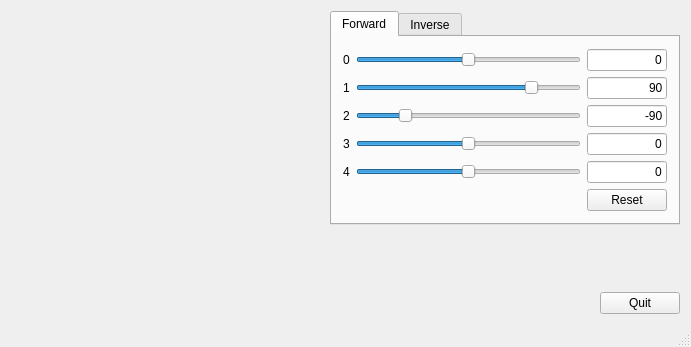
The window that PhantomX-Robot-Arm-Kit/mainwindow.ui (lego8421/PhantomX-Robot-Arm-Kit) describes before a commit, drawn with Qt 5.
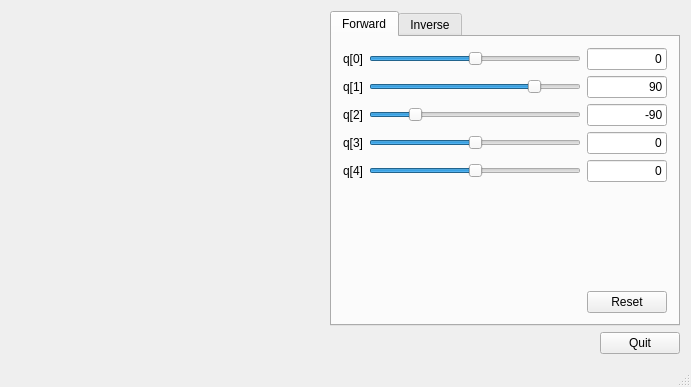
The same window after the commit. Icons and pictures are not drawn. Custom widgets are drawn as their Qt base class.

The edit to the form file:
```diff
--- a/PhantomX-Robot-Arm-Kit/mainwindow.ui
+++ b/PhantomX-Robot-Arm-Kit/mainwindow.ui
@@ -7,7 +7,7 @@
     <x>0</x>
     <y>0</y>
     <width>691</width>
-    <height>347</height>
+    <height>387</height>
    </rect>
   </property>
   <property name="sizePolicy">
@@ -52,23 +52,29 @@
       <property name="sizeConstraint">
        <enum>QLayout::SetMinimumSize</enum>
       </property>
-      <item row="2" column="0">
-       <spacer name="verticalSpacer">
-        <property name="orientation">
-         <enum>Qt::Vertical</enum>
+      <item row="2" column="1">
+       <widget class="QPushButton" name="pushButton_2">
+        <property name="sizePolicy">
+         <sizepolicy hsizetype="Minimum" vsizetype="Fixed">
+          <horstretch>0</horstretch>
+          <verstretch>0</verstretch>
+         </sizepolicy>
         </property>
-        <property name="sizeHint" stdset="0">
+        <property name="maximumSize">
          <size>
-          <width>20</width>
-          <height>40</height>
+          <width>80</width>
+          <height>16777215</height>
          </size>
         </property>
-       </spacer>
+        <property name="text">
+         <string>Quit</string>
+        </property>
+       </widget>
       </item>
       <item row="0" column="0" colspan="2">
        <widget class="QTabWidget" name="tabWidget">
         <property name="sizePolicy">
-         <sizepolicy hsizetype="Fixed" vsizetype="Fixed">
+         <sizepolicy hsizetype="Fixed" vsizetype="Expanding">
           <horstretch>0</horstretch>
           <verstretch>0</verstretch>
          </sizepolicy>
@@ -101,7 +107,7 @@
          <layout class="QVBoxLayout" name="verticalLayout">
           <item>
            <layout class="QGridLayout" name="gridLayout">
-            <item row="5" column="2">
+            <item row="6" column="2">
              <widget class="QPushButton" name="buttonReset">
               <property name="sizePolicy">
                <sizepolicy hsizetype="Minimum" vsizetype="Fixed">
@@ -123,7 +129,7 @@
                </sizepolicy>
               </property>
               <property name="text">
-               <string>3</string>
+               <string>q[3]</string>
               </property>
               <property name="alignment">
                <set>Qt::AlignCenter</set>
@@ -139,7 +145,7 @@
                </sizepolicy>
               </property>
               <property name="text">
-               <string>1</string>
+               <string>q[1]</string>
               </property>
               <property name="alignment">
                <set>Qt::AlignCenter</set>
@@ -233,7 +239,7 @@
                </sizepolicy>
               </property>
               <property name="text">
-               <string>4</string>
+               <string>q[4]</string>
               </property>
               <property name="alignment">
                <set>Qt::AlignCenter</set>
@@ -255,7 +261,7 @@
                </size>
               </property>
               <property name="text">
-               <string>0</string>
+               <string>q[0]</string>
               </property>
               <property name="alignment">
                <set>Qt::AlignCenter</set>
@@ -305,7 +311,7 @@
                </sizepolicy>
               </property>
               <property name="text">
-               <string>2</string>
+               <string>q[2]</string>
               </property>
               <property name="alignment">
                <set>Qt::AlignCenter</set>
@@ -471,6 +477,19 @@
               </property>
              </widget>
             </item>
+            <item row="5" column="2">
+             <spacer name="verticalSpacer">
+              <property name="orientation">
+               <enum>Qt::Vertical</enum>
+              </property>
+              <property name="sizeHint" stdset="0">
+               <size>
+                <width>20</width>
+                <height>40</height>
+               </size>
+              </property>
+             </spacer>
+            </item>
            </layout>
           </item>
          </layout>
@@ -483,25 +502,6 @@
         </widget>
        </widget>
       </item>
-      <item row="3" column="1">
-       <widget class="QPushButton" name="pushButton_2">
-        <property name="sizePolicy">
-         <sizepolicy hsizetype="Minimum" vsizetype="Fixed">
-          <horstretch>0</horstretch>
-          <verstretch>0</verstretch>
-         </sizepolicy>
-        </property>
-        <property name="maximumSize">
-         <size>
-          <width>80</width>
-          <height>16777215</height>
-         </size>
-        </property>
-        <property name="text">
-         <string>Quit</string>
-        </property>
-       </widget>
-      </item>
      </layout>
     </item>
    </layout>
```
